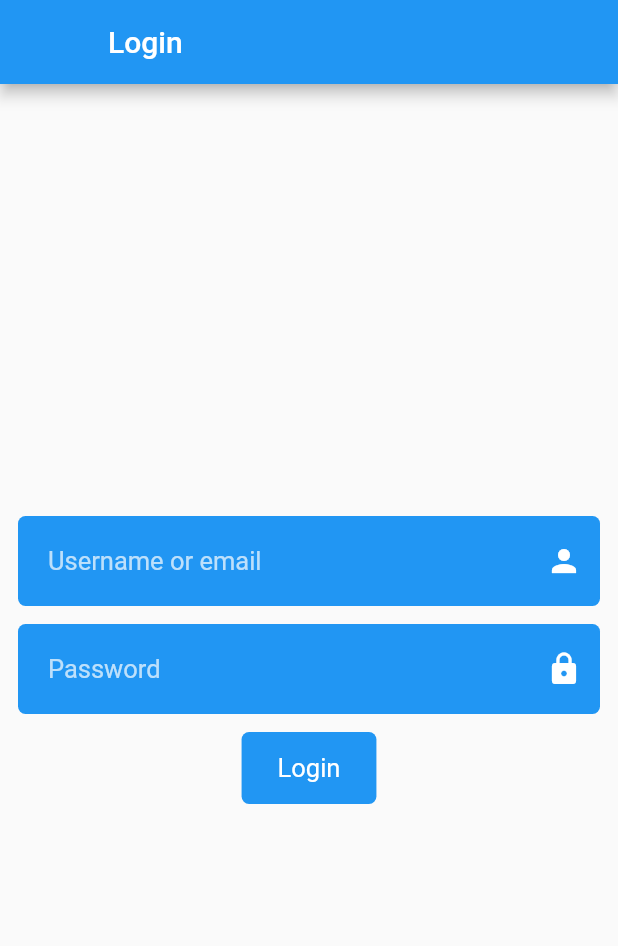
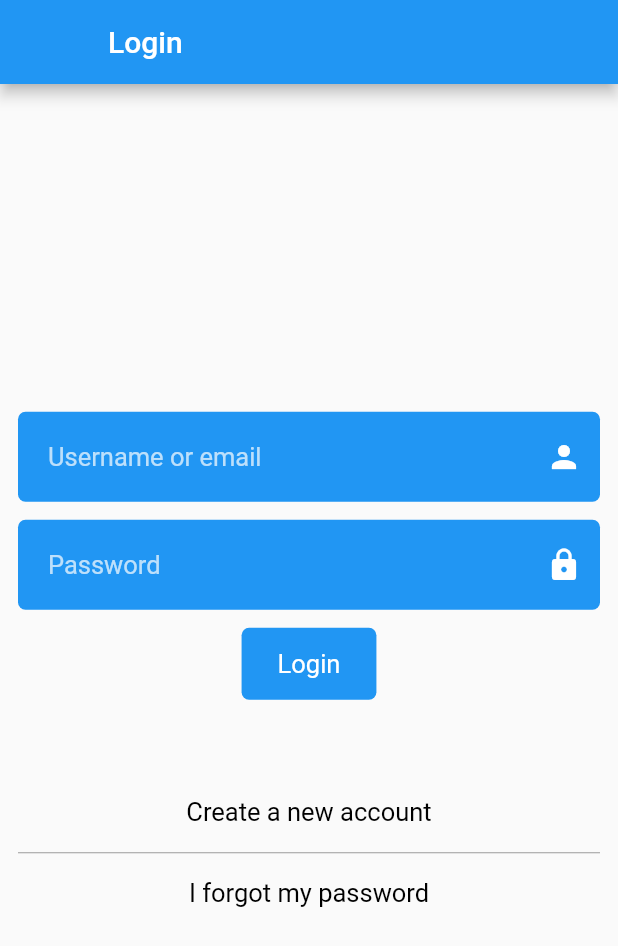
Before and after one commit to JobMoll/simple-user-api-authentication-flutter, a Flutter app: the LoginPage screen opened by its route, on a phone screen of 412 x 824 dp. Shown: the top 946 px of the screen. Run offline on Flutter 3.47's test engine with Material 2 defaults, Android fonts, the phone set to English and light mode, and no system bars; our stand-ins replace dio, flutter_secure_storage, get; accounts and stored records are empty; statements that could not run were skipped.

Commit message:
Password forgot added

```diff
--- a/lib/login_page.dart
+++ b/lib/login_page.dart
@@ -1,4 +1,5 @@
 import 'package:flutter/material.dart';
+import 'package:get/get.dart';
 import 'package:simple_user_api_authentication/simple_user_api_authentication_class.dart';
 
 class LoginPage extends StatefulWidget {
@@ -8,7 +9,7 @@ class LoginPage extends StatefulWidget {
 }
 
 class _LoginPageState extends State<LoginPage> {
-  TextEditingController usernameTextfield = TextEditingController();
+  TextEditingController usernameOrEmailTextfield = TextEditingController();
   TextEditingController passwordTextfield = TextEditingController();
 
   @override
@@ -39,7 +40,7 @@ class _LoginPageState extends State<LoginPage> {
                       borderRadius: BorderRadius.circular(5),
                     ),
                     child: TextField(
-                      controller: usernameTextfield,
+                      controller: usernameOrEmailTextfield,
                       style: TextStyle(
                         fontSize: 17,
                         color: Colors.white,
@@ -93,7 +94,7 @@ class _LoginPageState extends State<LoginPage> {
                   GestureDetector(
                     onTap: () {
                       if (passwordTextfield.text != '' &&
-                          usernameTextfield.text != '') {
+                          usernameOrEmailTextfield.text != '') {
                         SimpleUserAPIAuthentication.showSimpleMessage(
                             'Checking if info is correct',
                             'One moment while we check you account...',
@@ -101,7 +102,8 @@ class _LoginPageState extends State<LoginPage> {
                             100);
 
                         SimpleUserAPIAuthentication.requestRefreshToken(
-                            usernameTextfield.text, passwordTextfield.text);
+                            usernameOrEmailTextfield.text,
+                            passwordTextfield.text);
                       } else {
                         SimpleUserAPIAuthentication.showSimpleMessage(
                             'Fill in all required fields',
@@ -121,8 +123,38 @@ class _LoginPageState extends State<LoginPage> {
                       child: Text(
                         'Login',
                         style: TextStyle(fontSize: 17, color: Colors.white),
-                        )),
-                  )
+                      ),
+                    ),
+                  ),
+                  Container(
+                    margin: EdgeInsets.only(top: 65),
+                    child: GestureDetector(
+                      onTap: () {
+                        Get.toNamed('/registerAccountPage');
+                      },
+                      child: Text(
+                        'Create a new account',
+                        style: TextStyle(fontSize: 17, color: Colors.black),
+                      ),
+                    ),
+                  ),
+                  Container(
+                    margin: EdgeInsets.symmetric(vertical: 9),
+                    child: Divider(
+                      color: Colors.black38,
+                    ),
+                  ),
+                  Container(
+                    child: GestureDetector(
+                      onTap: () {
+                        Get.toNamed('/forgotPasswordPage');
+                      },
+                      child: Text(
+                        'I forgot my password',
+                        style: TextStyle(fontSize: 17, color: Colors.black),
+                      ),
+                    ),
+                  ),
                 ],
               ),
             ),
--- a/lib/main.dart
+++ b/lib/main.dart
@@ -3,6 +3,7 @@ import 'package:get/get.dart';
 import 'package:simple_user_api_authentication/loggedin_pages/information_page.dart';
 import 'package:simple_user_api_authentication/loggedin_or_not.dart';
 import 'package:simple_user_api_authentication/login_page.dart';
+import 'forgot_password.dart';
 import 'loggedin_pages/profile_page.dart';
 
 void main() {
@@ -36,19 +37,28 @@ class RouteGenerator {
           page: InformationPage(),
           duration: 0,
         );
+        break;
 
-        break;
       case '/loginPage':
         return SuaaFadeRoute(
           page: LoginPage(),
           duration: 200,
         );
+        break;
 
       case '/settingsPage':
         return SuaaFadeRoute(
           page: SettingsPage(),
-          duration: 0,
+          duration: 200,
         );
+        break;
+
+      case '/forgotPasswordPage':
+        return SuaaFadeRoute(
+          page: ForgotPasswordPage(),
+          duration: 200,
+        );
+        break;
 
       default:
         return _errorRoute();
```
Also changed, not shown: lib/forgot_password.dart (added, +102 -0 lines), lib/register_account_page.dart (added, +103 -0 lines), lib/simple_user_api_authentication_class.dart (+23 -2 lines), lib/loggedin_pages/settings_page.dart (renamed from lib/loggedin_pages/profile_page.dart). Lines whose indentation alone changed are shown as unchanged.
